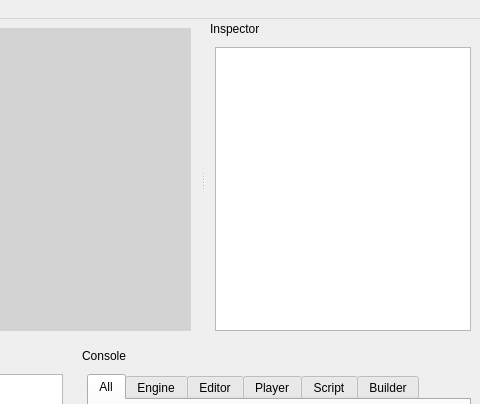
AcidVenom/snuffbox-hydra, file src/tools/editor/windows/main_window.ui: the form before one commit; both pictures show x 649 to 1129 and y 0 to 404 of the 1129 by 865 pixel window.
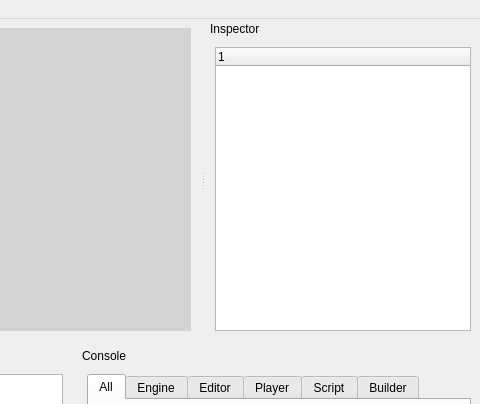
The form after the commit.

Commit message: - Work on the inspector view

```diff
--- a/src/tools/editor/windows/main_window.ui
+++ b/src/tools/editor/windows/main_window.ui
@@ -119,7 +119,13 @@
      <item>
       <layout class="QVBoxLayout" name="verticalLayout_6">
        <item>
-        <widget class="QListView" name="tempListView"/>
+        <widget class="QTreeWidget" name="inspectorTree">
+         <column>
+          <property name="text">
+           <string/>
+          </property>
+         </column>
+        </widget>
        </item>
       </layout>
      </item>
```
The commit also changes 8 other files.
